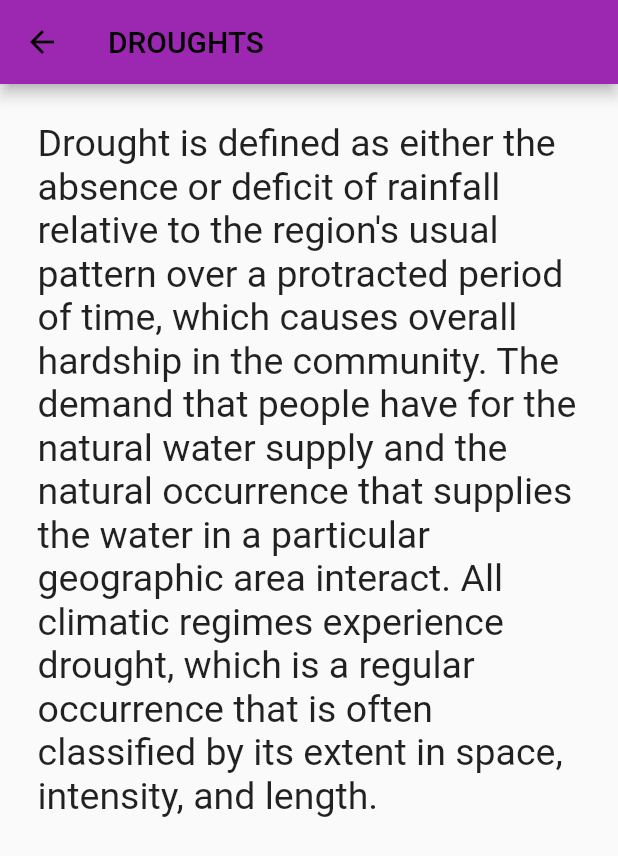
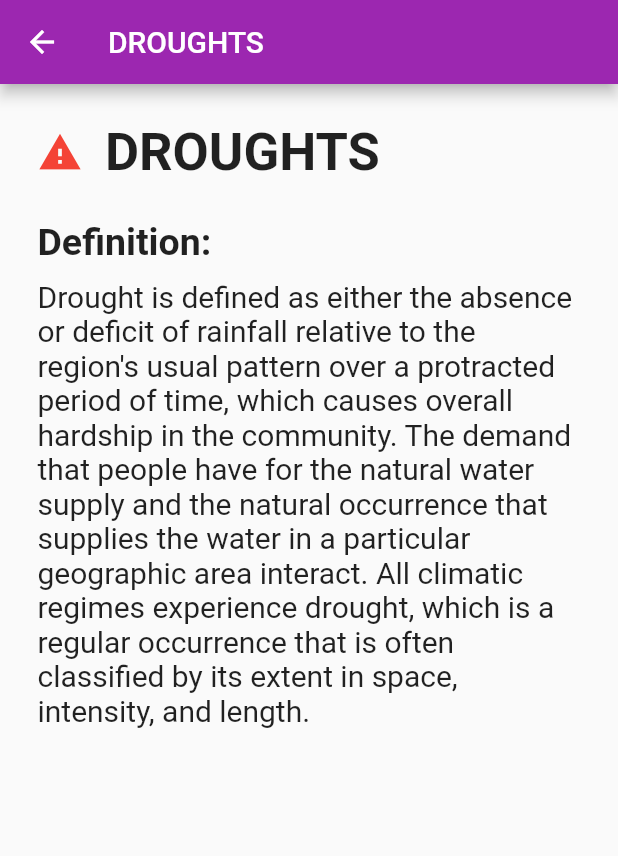
Before and after one commit to Rudalph/Flutter_pbl, a Flutter app: the DisasterDroughtScreen screen opened directly, on a phone screen of 412 x 824 dp. Shown: the top 856 px of the screen. Run offline on Flutter 3.47's test engine with Material 2 defaults, Android fonts, the phone set to English and light mode, and no system bars; our stand-ins replace font_awesome_flutter.

Commit message:
dis/cyc and dis/drought ui changes

```diff
--- a/lib/Disasters/Drought.dart
+++ b/lib/Disasters/Drought.dart
@@ -7,25 +7,45 @@ class DisasterDroughtScreen extends StatelessWidget {
       appBar: AppBar(
         title: Text('DROUGHTS'),
         backgroundColor: Colors.purple,
-        foregroundColor: Colors.black,
+        foregroundColor: Colors.white,
       ),
-      body: Column(
-        children: [
-          Expanded(
-            child: ListView.builder(
-              itemCount: 1,
-              itemBuilder: (context, index) {
-                return Container(
-                  padding: EdgeInsets.all(25),
-                  child: Text(
-                    'Drought is defined as either the absence or deficit of rainfall relative to the region\'s usual pattern over a protracted period of time, which causes overall hardship in the community. The demand that people have for the natural water supply and the natural occurrence that supplies the water in a particular geographic area interact. All climatic regimes experience drought, which is a regular occurrence that is often classified by its extent in space, intensity, and length.',
-                    style: TextStyle(fontSize: 25),
+      body: SingleChildScrollView(
+        child: Container(
+          padding: EdgeInsets.all(25),
+          child: Column(
+            crossAxisAlignment: CrossAxisAlignment.start,
+            children: <Widget>[
+              Row(
+                children: <Widget>[
+                  Icon(Icons.warning, size: 30, color: Colors.red),
+                  SizedBox(width: 15),
+                  Text(
+                    'DROUGHTS',
+                    style: TextStyle(
+                      fontSize: 35,
+                      fontWeight: FontWeight.bold,
+                    ),
                   ),
-                );
-              },
-            ),
+                ],
+              ),
+              SizedBox(height: 25),
+              Text(
+                'Definition:',
+                style: TextStyle(
+                  fontSize: 25,
+                  fontWeight: FontWeight.bold,
+                ),
+              ),
+              SizedBox(height: 10),
+              Text(
+                'Drought is defined as either the absence or deficit of rainfall relative to the region\'s usual pattern over a protracted period of time, which causes overall hardship in the community. The demand that people have for the natural water supply and the natural occurrence that supplies the water in a particular geographic area interact. All climatic regimes experience drought, which is a regular occurrence that is often classified by its extent in space, intensity, and length.',
+                style: TextStyle(
+                  fontSize: 20,
+                ),
+              ),
+            ],
           ),
-        ],
+        ),
       ),
     );
   }
```
Also changed, not shown: lib/Disasters/cyclone.dart (+19 -14 lines).
